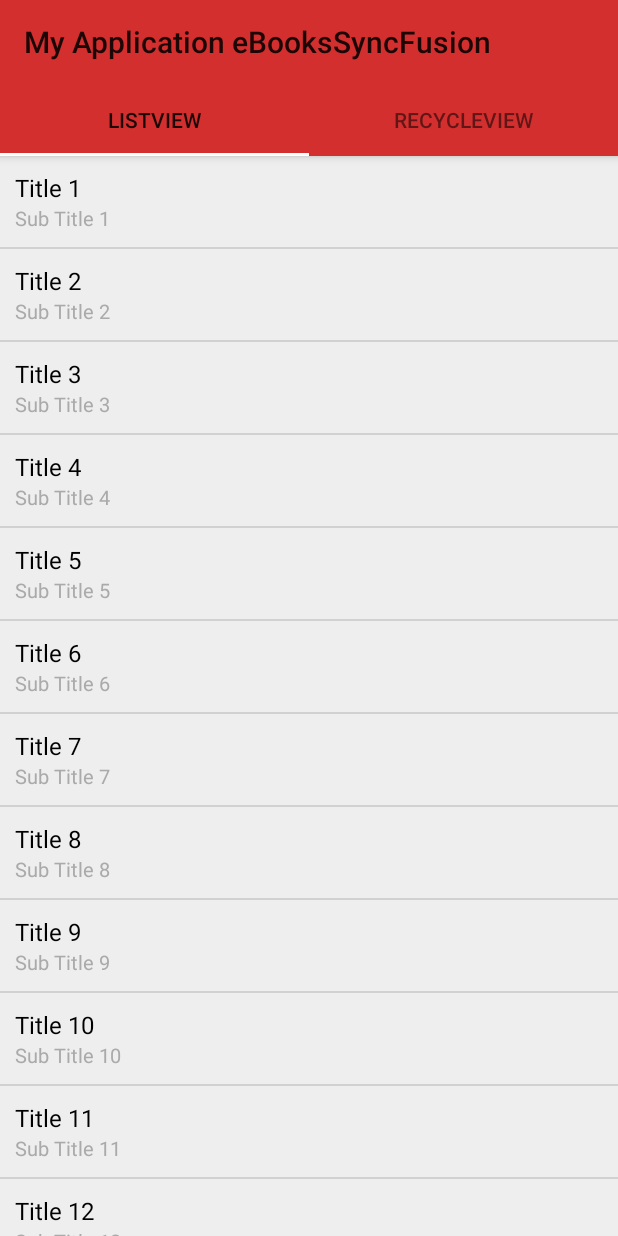
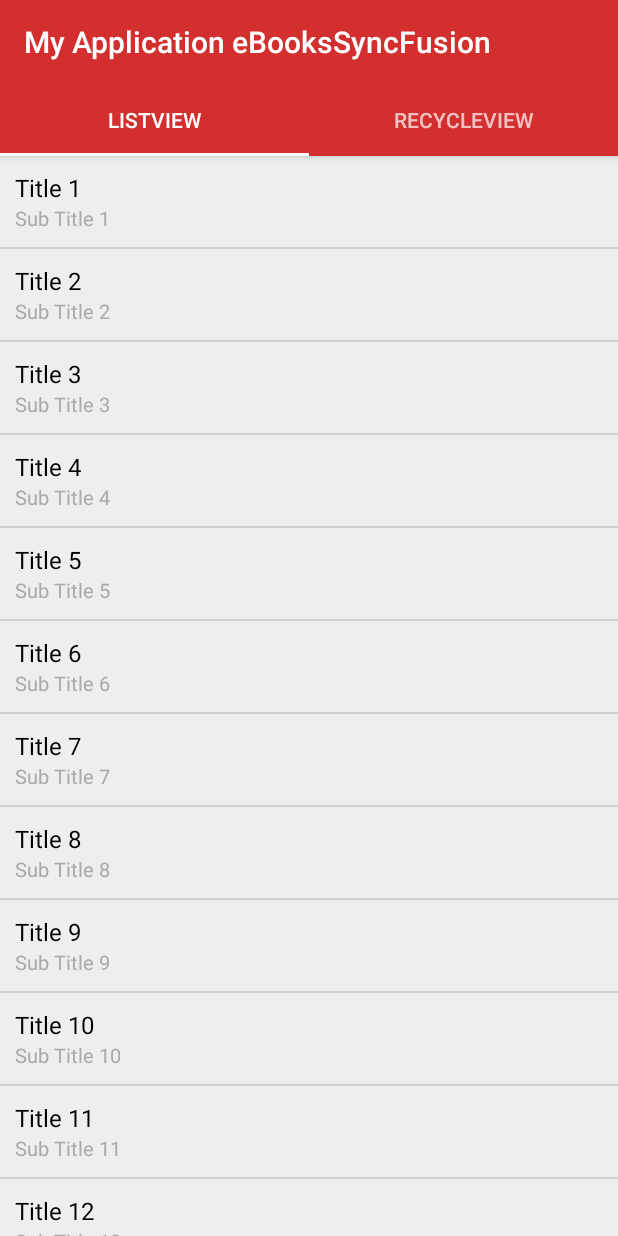
Before and after one commit to fccoul/AndroidReview, an Android app: the screen it shows after launch (ActionBarToolBarActivity), on a phone screen of 412 x 824 dp. Run offline under Robolectric (Android 15) with nearby library versions, the phone set to English and light mode, and no system bars.

```diff
--- a/MyApplicationeBooksSyncFusion/app/build.gradle
+++ b/MyApplicationeBooksSyncFusion/app/build.gradle
@@ -37,13 +37,12 @@ dependencies {
     //implementation 'androidx.cardview:cardview:1.0.0-alpha3
 
     implementation 'androidx.coordinatorlayout:coordinatorlayout:1.1.0'
-
     /*
     compile 'com.android.support:appcompat-v7:23.1.1'
     compile 'com.android.support:recyclerview-v7:23.1.1'
     compile 'com.android.support:design:23.1.1'
     */
-     */
+
 
     testImplementation 'junit:junit:4.12'
     androidTestImplementation 'androidx.test.ext:junit:1.1.1'
--- a/MyApplicationeBooksSyncFusion/app/src/main/java/com/example/myapplicationebookssyncfusion/ListViewFragment.java
+++ b/MyApplicationeBooksSyncFusion/app/src/main/java/com/example/myapplicationebookssyncfusion/ListViewFragment.java
@@ -17,11 +17,7 @@ import android.widget.Toast;
 import java.util.ArrayList;
 
 
-/**
- * A simple {@link Fragment} subclass.
- * Use the {@link ListViewFragment#newInstance} factory method to
- * create an instance of this fragment.
- */
+
 public class ListViewFragment extends Fragment {
     // TODO: Rename parameter arguments, choose names that match
     // the fragment initialization parameters, e.g. ARG_ITEM_NUMBER
@@ -44,33 +40,6 @@ public class ListViewFragment extends Fragment {
         // Required empty public constructor
     }
 
-    /**
-     * Use this factory method to create a new instance of
-     * this fragment using the provided parameters.
-     *
-     * @param param1 Parameter 1.
-     * @param param2 Parameter 2.
-     * @return A new instance of fragment ListViewFragment.
-     */
-    // TODO: Rename and change types and number of parameters
-    public static ListViewFragment newInstance(String param1, String param2) {
-        ListViewFragment fragment = new ListViewFragment();
-        Bundle args = new Bundle();
-        args.putString(ARG_PARAM1, param1);
-        args.putString(ARG_PARAM2, param2);
-        fragment.setArguments(args);
-        return fragment;
-    }
-
-    @Override
-    public void onCreate(Bundle savedInstanceState) {
-        super.onCreate(savedInstanceState);
-        if (getArguments() != null) {
-            mParam1 = getArguments().getString(ARG_PARAM1);
-            mParam2 = getArguments().getString(ARG_PARAM2);
-        }
-    }
-
     @Override
     public View onCreateView(LayoutInflater inflater, ViewGroup container,
                              Bundle savedInstanceState) {
@@ -81,6 +50,17 @@ public class ListViewFragment extends Fragment {
         return view;
     }
 
+    //--poulate Listview with dummy datas
+    private void populateListView() {
+        listView=(ListView)view.findViewById(R.id.lstVwid);
+        item_models=new ArrayList<>();
+        for(int i=1;i<=25;i++)
+            item_models.add(new Item_Model("Title "+i,"Sub Title "+i));
+        adapter=new ListView_Adapter(getActivity(),item_models);
+        listView.setAdapter(adapter);
+        adapter.notifyDataSetChanged();
+
+    }
     private void implementListViewClickListeners() {
         listView.setOnItemClickListener(new AdapterView.OnItemClickListener(){
 
@@ -106,8 +86,11 @@ public class ListViewFragment extends Fragment {
 
         adapter.toggleSelection(position);//toggle the selection
         boolean hasCheckedItems=adapter.getSelectedCount()>0; //check if any items are already selected or not
+
+        //mActionMode=((AppCompatActivity)getActivity()).startSupportActionMode(new Toolbar_ActionMode_Callback(getActivity(),null,adapter,item_models,true));
+
         if(hasCheckedItems && mActionMode==null)
-          mActionMode=((AppCompatActivity)getActivity()).startSupportActionMode((ActionMode.Callback) new Toolbar_ActionMode_Callback(getActivity(),null,adapter,item_models,true));
+          mActionMode=((AppCompatActivity)getActivity()).startSupportActionMode(new Toolbar_ActionMode_Callback(getActivity(),null,adapter,item_models,true));
         else if (!hasCheckedItems && mActionMode != null)
             // there no selected items, finish the actionMode
             mActionMode.finish();
@@ -141,15 +124,5 @@ public class ListViewFragment extends Fragment {
         mActionMode.finish();;
     }
 
-    //--poulate Listview with dummy datas
-    private void populateListView() {
-        listView=(ListView)view.findViewById(R.id.lstVwid);
-        item_models=new ArrayList<>();
-        for(int i=1;i<=40;i++)
-            item_models.add(new Item_Model("Title "+i,"Sub Title "+i));
-        adapter=new ListView_Adapter(getActivity(),item_models);
-        listView.setAdapter(adapter);
-        adapter.notifyDataSetChanged();
 
-    }
 }
--- a/MyApplicationeBooksSyncFusion/app/src/main/java/com/example/myapplicationebookssyncfusion/ListView_Adapter.java
+++ b/MyApplicationeBooksSyncFusion/app/src/main/java/com/example/myapplicationebookssyncfusion/ListView_Adapter.java
@@ -46,15 +46,19 @@ public class ListView_Adapter extends BaseAdapter {
 
         LayoutInflater inflater=(LayoutInflater)context.getSystemService(Context.LAYOUT_INFLATER_SERVICE);
         ViewHolder holder;
+
+
         if(convertView==null)
         {
-convertView=inflater.inflate(R.layout.item_row,parent,false);
-holder=new ViewHolder();
+            convertView=inflater.inflate(R.layout.item_row,parent,false);
+            holder=new ViewHolder();
            holder.title=(TextView)convertView.findViewById(R.id.titleId);
            holder.subTitle=(TextView)convertView.findViewById(R.id.subtitleId);
+           convertView.setTag(holder);
         }
         else
             holder=(ViewHolder)convertView.getTag();
+
 holder.title.setText(item_model_arrayList.get(position).getTitle());
 holder.subTitle.setText(item_model_arrayList.get(position).getSubTitle());
 
--- a/MyApplicationeBooksSyncFusion/app/src/main/java/com/example/myapplicationebookssyncfusion/RecyclerView_Adapter.java
+++ b/MyApplicationeBooksSyncFusion/app/src/main/java/com/example/myapplicationebookssyncfusion/RecyclerView_Adapter.java
@@ -7,6 +7,7 @@ import android.view.LayoutInflater;
 import android.view.ViewGroup;
 
 import androidx.annotation.NonNull;
+import androidx.core.content.ContextCompat;
 import androidx.recyclerview.widget.RecyclerView;
 
 import java.util.ArrayList;
@@ -39,6 +40,7 @@ mSelectedItemsIds=new SparseBooleanArray();
         //setting text over text view
         holder.title.setText(arrayList.get(position).getTitle());
         holder.subTitle.setText(arrayList.get(position).getSubTitle());
+        holder.title.setTextColor(ContextCompat.getColor(context,R.color.colorPrimaryDarkT));
 
         //-change backgroud color of the selected items in list view
         holder.itemView.setBackgroundColor(mSelectedItemsIds.get(position)?0x9934B5E4: Color.TRANSPARENT);
--- a/MyApplicationeBooksSyncFusion/app/src/main/java/com/example/myapplicationebookssyncfusion/RecyclerView_Fragment.java
+++ b/MyApplicationeBooksSyncFusion/app/src/main/java/com/example/myapplicationebookssyncfusion/RecyclerView_Fragment.java
@@ -104,14 +104,14 @@ public class RecyclerView_Fragment extends Fragment {
         adapter.toggleSelection(position);//toggle the selection
         boolean hasCheckedItems=adapter.getSelectedCount()>0; //check if any items are already selected or not
         if(hasCheckedItems && mActionMode==null)
-            mActionMode=((AppCompatActivity)getActivity()).startSupportActionMode((ActionMode.Callback) new Toolbar_ActionMode_Callback(getActivity(),adapter,null,item_models,false));
+            mActionMode=((AppCompatActivity)getActivity()).startSupportActionMode(new Toolbar_ActionMode_Callback(getActivity(),adapter,null,item_models,false));
 
         else if(!hasCheckedItems && mActionMode!=null)
             //there no selected items,finish the actionMode
             mActionMode.finish();
         if(mActionMode!=null)
             //set actionmode title on item selection
-            mActionMode.setTitle(String.valueOf(adapter.getSelectedCount())+ "selected");
+            mActionMode.setTitle(String.valueOf(adapter.getSelectedCount())+ " selected");
 
     }
 
--- a/MyApplicationeBooksSyncFusion/app/src/main/res/layout/activity_action_bar_tool_bar.xml
+++ b/MyApplicationeBooksSyncFusion/app/src/main/res/layout/activity_action_bar_tool_bar.xml
@@ -11,7 +11,8 @@
         android:layout_width="match_parent"
         android:layout_height="wrap_content"
         android:id="@+id/appBarId"
-        android:theme="@style/ThemeOverlay.AppCompat.Light">
+        android:theme="@style/ThemeOverlay.AppCompat.Dark.ActionBar"
+        tools:ignore="MissingClass">
 
         <!--Toolbar-->
         <androidx.appcompat.widget.Toolbar
--- a/MyApplicationeBooksSyncFusion/app/src/main/res/values/styles.xml
+++ b/MyApplicationeBooksSyncFusion/app/src/main/res/values/styles.xml
@@ -38,7 +38,8 @@
         <item name="colorAccent">@color/colorAccentT</item>
 
         <!--It should be true otherwise action mode will not overlay toolbar-->
-        <item name="android:windowActionModeOverlay">true</item>
+        <!--<item name="android:windowActionModeOverlay">true</item>-->
+
 
         <!--For custom Action mode background Color/drawable-->
         <item name="actionModeBackground">@color/colorAccentT</item>
```
Also changed, not shown: MyApplicationeBooksSyncFusion/app/src/main/AndroidManifest.xml (+31 -21 lines), MyApplicationeBooksSyncFusion/app/src/main/java/com/example/myapplicationebookssyncfusion/Toolbar_ActionMode_Callback.java (+7 -3 lines).
